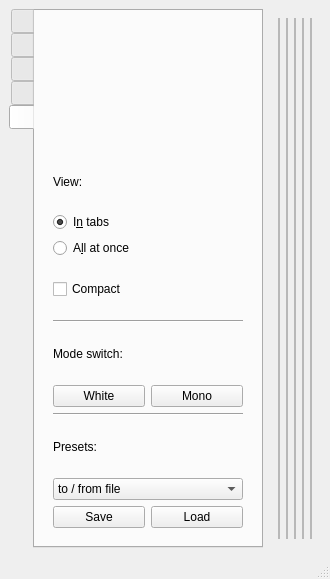
AustralianSynchrotron/imblSlits, file share/imblSlits/imblSlits.ui: the form before one commit.
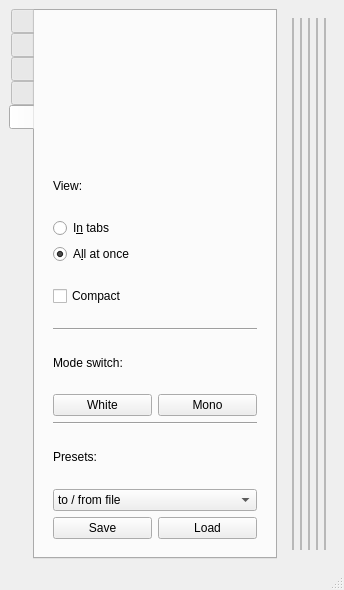
The form after the commit. Icons and pictures are not drawn. Custom widgets are drawn as their Qt base class.

Commit message: modified:   bin/imblSlits 	modified:   share/imblSlits/imblSlits.ui 	modified:   share/imblSlits/slits.py 	modified:   share/imblSlits/slits.ui

What changed in the file:
```diff
--- a/share/imblSlits/imblSlits.ui
+++ b/share/imblSlits/imblSlits.ui
@@ -6,8 +6,8 @@
    <rect>
     <x>0</x>
     <y>0</y>
-    <width>330</width>
-    <height>579</height>
+    <width>344</width>
+    <height>590</height>
    </rect>
   </property>
   <property name="windowTitle">
@@ -211,9 +211,9 @@
              <property name="text">
               <string>I&amp;n tabs</string>
              </property>
-             <property name="checked">
-              <bool>true</bool>
-             </property>
+             <attribute name="buttonGroup">
+              <string notr="true">viewMode</string>
+             </attribute>
             </widget>
            </item>
            <item>
@@ -221,6 +221,12 @@
              <property name="text">
               <string>A&amp;ll at once</string>
              </property>
+             <property name="checked">
+              <bool>true</bool>
+             </property>
+             <attribute name="buttonGroup">
+              <string notr="true">viewMode</string>
+             </attribute>
             </widget>
            </item>
            <item>
```
Left out of the diff: 7 changed lines with no effect on the pictures. The commit also changes 3 other files.
